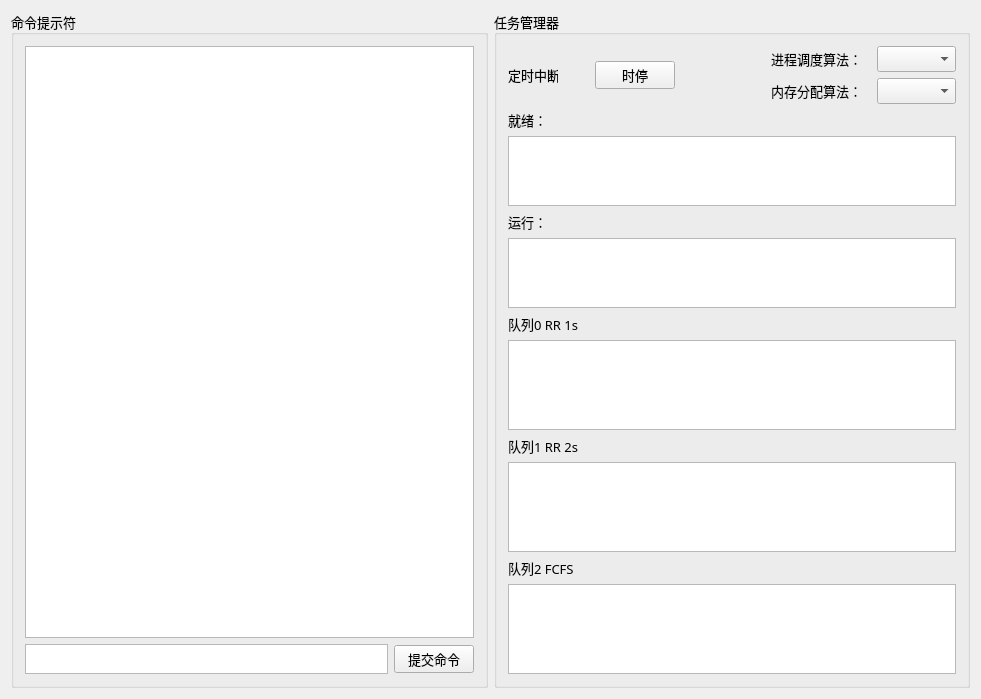
Old version of the form demoOS/source/mainwindow.ui in the repository demoOS-BUPT/demoOS.
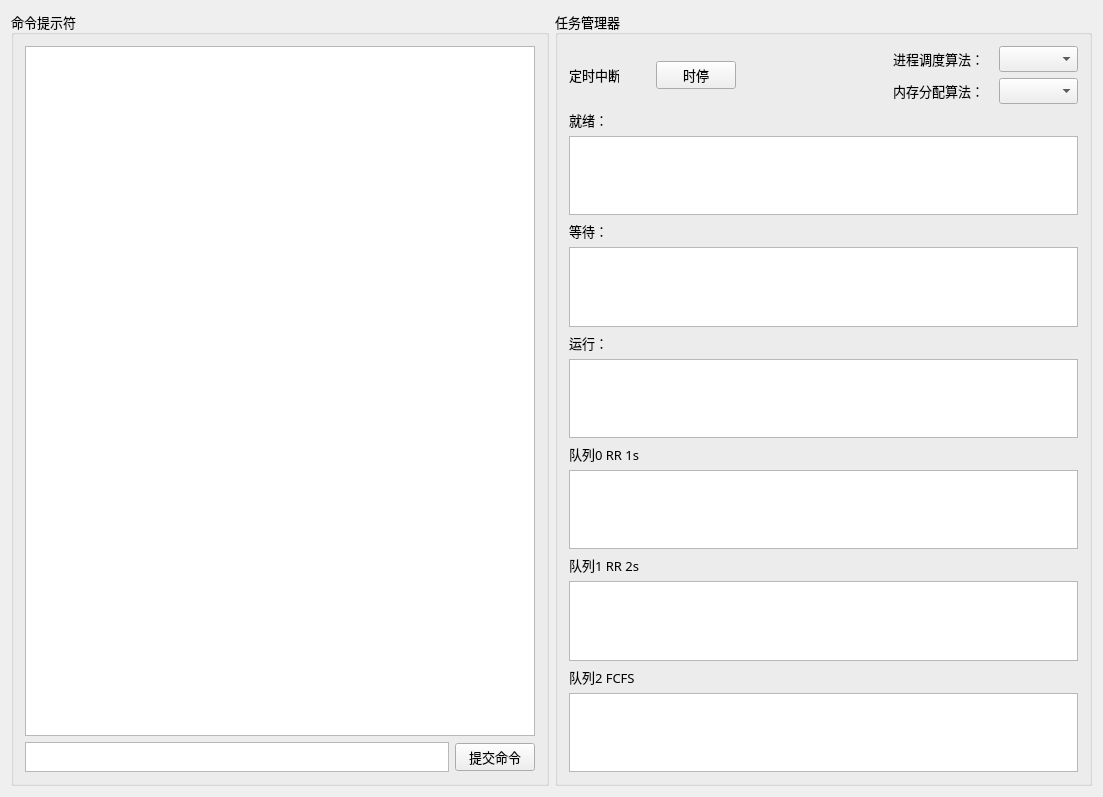
New version of the form. Icons and pictures are not drawn.

Commit message: 等待队列图形化 进程读程序内容

What changed in the file:
```diff
--- a/demoOS/source/mainwindow.ui
+++ b/demoOS/source/mainwindow.ui
@@ -6,8 +6,8 @@
    <rect>
     <x>0</x>
     <y>0</y>
-    <width>981</width>
-    <height>699</height>
+    <width>1103</width>
+    <height>797</height>
    </rect>
   </property>
   <property name="windowTitle">
@@ -270,6 +270,16 @@
            </attribute>
           </widget>
          </item>
+         <item>
+          <widget class="QLabel" name="label_7">
+           <property name="text">
+            <string>等待：</string>
+           </property>
+          </widget>
+         </item>
+         <item>
+          <widget class="QTableWidget" name="waitTable"/>
+         </item>
          <item>
           <widget class="QLabel" name="label_2">
            <property name="text">
```
The commit also changes 2 other files.
